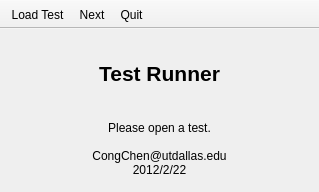
First picture: the form in MainWindow.ui, repository congchenutd/testrunner, before the edit.
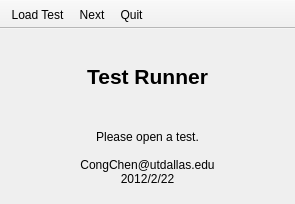
Second picture: the form after the edit. Icons and pictures are not drawn.

The edit to the form file:
```diff
--- a/MainWindow.ui
+++ b/MainWindow.ui
@@ -6,8 +6,8 @@
    <rect>
     <x>0</x>
     <y>0</y>
-    <width>319</width>
-    <height>192</height>
+    <width>295</width>
+    <height>204</height>
    </rect>
   </property>
   <property name="windowTitle">
```
